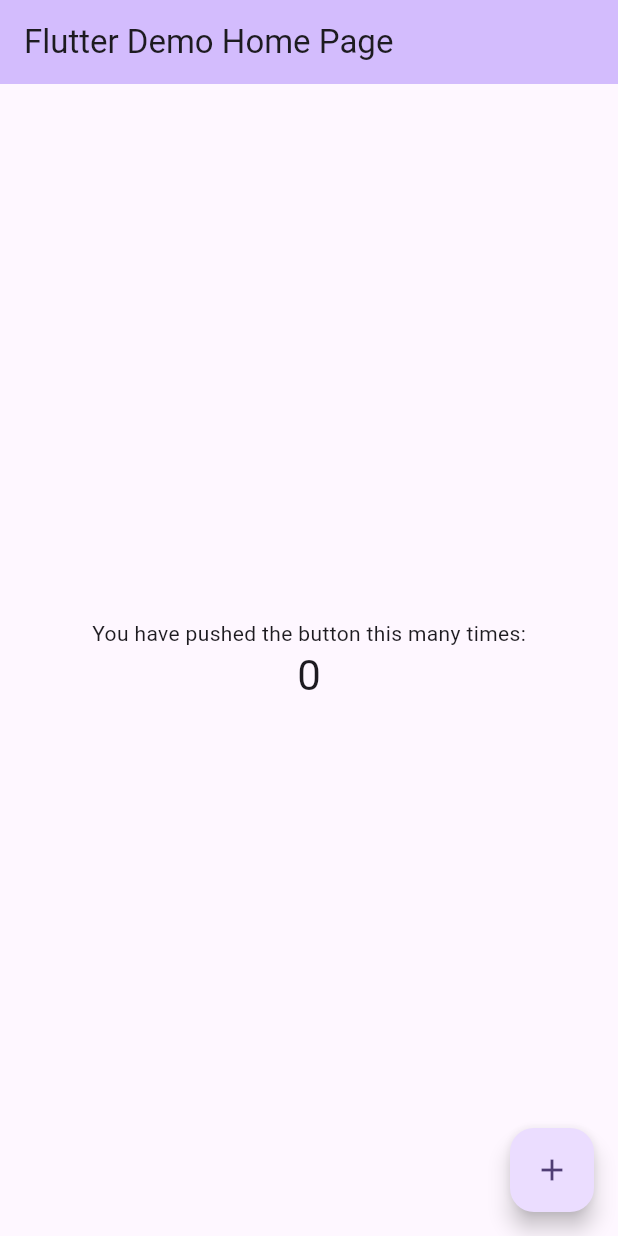
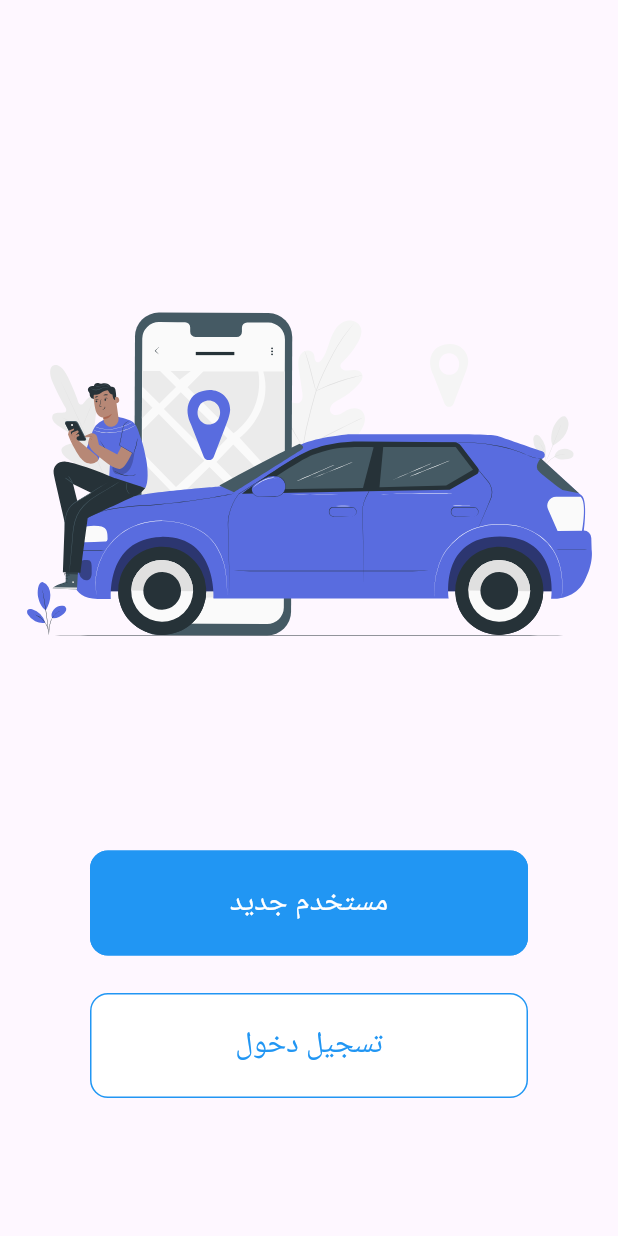
Before and after one commit to ahmedbakrybakry/tawseel, a Flutter app: the screen it shows after launch, on a phone screen of 412 x 824 dp. Run offline on Flutter 3.47's test engine with Material 3 defaults, Android fonts, the light colour scheme and no system bars; our stand-ins replace flutter_svg.

Commit message:
add lottie and svg pakages add homepage

```diff
--- a/lib/main.dart
+++ b/lib/main.dart
@@ -1,4 +1,5 @@
 import 'package:flutter/material.dart';
+import 'package:tawseel/views/home_page.dart';
 
 void main() {
   runApp(const MyApp());
@@ -11,115 +12,11 @@
   @override
   Widget build(BuildContext context) {
     return MaterialApp(
-      title: 'Flutter Demo',
-      theme: ThemeData(
-        // This is the theme of your application.
-        //
-        // TRY THIS: Try running your application with "flutter run". You'll see
-        // the application has a purple toolbar. Then, without quitting the app,
-        // try changing the seedColor in the colorScheme below to Colors.green
-        // and then invoke "hot reload" (save your changes or press the "hot
-        // reload" button in a Flutter-supported IDE, or press "r" if you used
-        // the command line to start the app).
-        //
-        // Notice that the counter didn't reset back to zero; the application
-        // state is not lost during the reload. To reset the state, use hot
-        // restart instead.
-        //
-        // This works for code too, not just values: Most code changes can be
-        // tested with just a hot reload.
-        colorScheme: ColorScheme.fromSeed(seedColor: Colors.deepPurple),
+      debugShowCheckedModeBanner: false,
+         theme: ThemeData(
         useMaterial3: true,
       ),
-      home: const MyHomePage(title: 'Flutter Demo Home Page'),
+      home:const HomePage() ,
     );
   }
 }
-
-class MyHomePage extends StatefulWidget {
-  const MyHomePage({super.key, required this.title});
-
-  // This widget is the home page of your application. It is stateful, meaning
-  // that it has a State object (defined below) that contains fields that affect
-  // how it looks.
-
-  // This class is the configuration for the state. It holds the values (in this
-  // case the title) provided by the parent (in this case the App widget) and
-  // used by the build method of the State. Fields in a Widget subclass are
-  // always marked "final".
-
-  final String title;
-
-  @override
-  State<MyHomePage> createState() => _MyHomePageState();
-}
-
-class _MyHomePageState extends State<MyHomePage> {
-  int _counter = 0;
-
-  void _incrementCounter() {
-    setState(() {
-      // This call to setState tells the Flutter framework that something has
-      // changed in this State, which causes it to rerun the build method below
-      // so that the display can reflect the updated values. If we changed
-      // _counter without calling setState(), then the build method would not be
-      // called again, and so nothing would appear to happen.
-      _counter++;
-    });
-  }
-
-  @override
-  Widget build(BuildContext context) {
-    // This method is rerun every time setState is called, for instance as done
-    // by the _incrementCounter method above.
-    //
-    // The Flutter framework has been optimized to make rerunning build methods
-    // fast, so that you can just rebuild anything that needs updating rather
-    // than having to individually change instances of widgets.
-    return Scaffold(
-      appBar: AppBar(
-        // TRY THIS: Try changing the color here to a specific color (to
-        // Colors.amber, perhaps?) and trigger a hot reload to see the AppBar
-        // change color while the other colors stay the same.
-        backgroundColor: Theme.of(context).colorScheme.inversePrimary,
-        // Here we take the value from the MyHomePage object that was created by
-        // the App.build method, and use it to set our appbar title.
-        title: Text(widget.title),
-      ),
-      body: Center(
-        // Center is a layout widget. It takes a single child and positions it
-        // in the middle of the parent.
-        child: Column(
-          // Column is also a layout widget. It takes a list of children and
-          // arranges them vertically. By default, it sizes itself to fit its
-          // children horizontally, and tries to be as tall as its parent.
-          //
-          // Column has various properties to control how it sizes itself and
-          // how it positions its children. Here we use mainAxisAlignment to
-          // center the children vertically; the main axis here is the vertical
-          // axis because Columns are vertical (the cross axis would be
-          // horizontal).
-          //
-          // TRY THIS: Invoke "debug painting" (choose the "Toggle Debug Paint"
-          // action in the IDE, or press "p" in the console), to see the
-          // wireframe for each widget.
-          mainAxisAlignment: MainAxisAlignment.center,
-          children: <Widget>[
-            const Text(
-              'You have pushed the button this many times:',
-            ),
-            Text(
-              '$_counter',
-              style: Theme.of(context).textTheme.headlineMedium,
-            ),
-          ],
-        ),
-      ),
-      floatingActionButton: FloatingActionButton(
-        onPressed: _incrementCounter,
-        tooltip: 'Increment',
-        child: const Icon(Icons.add),
-      ), // This trailing comma makes auto-formatting nicer for build methods.
-    );
-  }
-}
--- /dev/null
+++ b/lib/views/components/custom_button.dart
@@ -0,0 +1,33 @@
+
+import 'package:flutter/material.dart';
+
+class CustomButton extends StatelessWidget {
+  const CustomButton({
+    super.key, required this.title, required this.ontap,  this.tasgel=true,
+  });
+final String title;
+final VoidCallback ontap;
+final bool tasgel;
+  @override
+  Widget build(BuildContext context) {
+    return Padding(
+      padding: const EdgeInsets.symmetric(horizontal: 60).copyWith(bottom: 25),
+      child: ElevatedButton(onPressed: ontap,style: ElevatedButton.styleFrom(
+      elevation: 0,
+      backgroundColor:tasgel? Colors.blue:Colors.white,
+      foregroundColor:tasgel ?Colors.white:Colors.blue ,
+      padding: const EdgeInsets.all(20),
+      shape: RoundedRectangleBorder(
+            borderRadius: BorderRadius.circular(12),
+            side: const BorderSide(
+              color:Colors.blue
+            )
+          ),
+           minimumSize: const Size(double.infinity, 50)
+      ), child:  Text(title,style: const TextStyle(
+        fontWeight:FontWeight.w500 ,
+        fontSize: 20
+      ),),),
+    );
+  }
+}
--- /dev/null
+++ b/lib/views/home_page.dart
@@ -0,0 +1,30 @@
+import 'package:flutter/material.dart';
+import 'package:flutter_svg/flutter_svg.dart';
+import 'components/custom_button.dart';
+
+class HomePage extends StatelessWidget {
+  const HomePage({super.key});
+
+  @override
+  Widget build(BuildContext context) {
+    return Scaffold(
+      body: Column(
+        mainAxisAlignment: MainAxisAlignment.center,
+        crossAxisAlignment: CrossAxisAlignment.center,
+        children: [
+          SvgPicture.asset('assets/City driver-pana.svg'),
+          CustomButton(
+            title: 'مستخدم جديد',
+            ontap: () {},
+          ),
+          CustomButton(
+            title: 'تسجيل دخول',
+            ontap: () {},
+            tasgel: false,
+
+          )
+        ],
+      ),
+    );
+  }
+}
--- a/pubspec.yaml
+++ b/pubspec.yaml
@@ -36,6 +36,7 @@ dependencies:
   # Use with the CupertinoIcons class for iOS style icons.
   cupertino_icons: ^1.0.8
   flutter_svg: ^2.0.16
+  lottie: ^3.2.0
 
 dev_dependencies:
   flutter_test:
@@ -60,8 +61,8 @@ flutter:
   uses-material-design: true
 
   # To add assets to your application, add an assets section, like this:
-  # assets:
-  #   - images/a_dot_burr.jpeg
+  assets:
+    - assets/
   #   - images/a_dot_ham.jpeg
 
   # An image asset can refer to one or more resolution-specific "variants", see
```
Also changed, not shown: assets/City driver-pana.svg (added), pubspec.lock.
